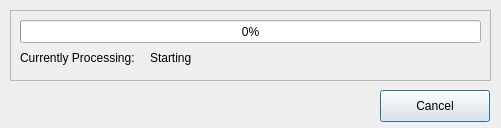
Old version of the form Application/qProgress.ui in the repository Sprunth/RGG.
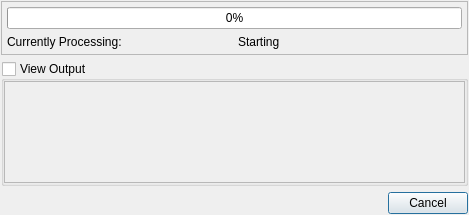
New version of the form.

Patch:
```diff
--- a/Application/qProgress.ui
+++ b/Application/qProgress.ui
@@ -6,81 +6,102 @@
    <rect>
     <x>0</x>
     <y>0</y>
-    <width>501</width>
-    <height>128</height>
+    <width>469</width>
+    <height>215</height>
    </rect>
   </property>
   <property name="windowTitle">
    <string>Dialog</string>
   </property>
+  <layout class="QVBoxLayout" name="verticalLayout">
+   <property name="margin">
+    <number>1</number>
+   </property>
+   <item>
   <widget class="QFrame" name="frame">
-   <property name="geometry">
-    <rect>
-     <x>10</x>
-     <y>10</y>
-     <width>481</width>
-     <height>71</height>
-    </rect>
-   </property>
    <property name="frameShape">
     <enum>QFrame::StyledPanel</enum>
    </property>
    <property name="frameShadow">
     <enum>QFrame::Raised</enum>
    </property>
+     <layout class="QGridLayout" name="gridLayout">
+      <property name="margin">
+       <number>5</number>
+      </property>
+      <item row="0" column="0" colspan="2">
    <widget class="QProgressBar" name="status">
-    <property name="geometry">
-     <rect>
-      <x>10</x>
-      <y>10</y>
-      <width>461</width>
-      <height>23</height>
-     </rect>
-    </property>
     <property name="value">
      <number>0</number>
     </property>
    </widget>
+      </item>
+      <item row="1" column="0">
    <widget class="QLabel" name="label">
-    <property name="geometry">
-     <rect>
-      <x>10</x>
-      <y>40</y>
-      <width>131</width>
-      <height>16</height>
-     </rect>
-    </property>
     <property name="text">
      <string>Currently Processing:</string>
     </property>
    </widget>
+      </item>
+      <item row="1" column="1">
    <widget class="QLabel" name="command">
-    <property name="geometry">
-     <rect>
-      <x>140</x>
-      <y>40</y>
-      <width>331</width>
-      <height>16</height>
-     </rect>
-    </property>
     <property name="text">
      <string>Starting</string>
     </property>
    </widget>
-  </widget>
+      </item>
+     </layout>
+    </widget>
+   </item>
+   <item>
+    <widget class="QGroupBox" name="OutputPromp">
+     <property name="title">
+      <string>View Output</string>
+     </property>
+     <property name="flat">
+      <bool>false</bool>
+     </property>
+     <property name="checkable">
+      <bool>true</bool>
+     </property>
+     <property name="checked">
+      <bool>false</bool>
+     </property>
+     <layout class="QGridLayout" name="gridLayout_2">
+      <property name="margin">
+       <number>0</number>
+      </property>
+      <item row="0" column="0">
+       <widget class="QPlainTextEdit" name="OutputArea"/>
+      </item>
+     </layout>
+    </widget>
+   </item>
+   <item>
+    <layout class="QHBoxLayout" name="horizontalLayout">
+     <item>
+      <spacer name="horizontalSpacer">
+       <property name="orientation">
+        <enum>Qt::Horizontal</enum>
+       </property>
+       <property name="sizeHint" stdset="0">
+        <size>
+         <width>40</width>
+         <height>10</height>
+        </size>
+       </property>
+      </spacer>
+     </item>
+     <item>
   <widget class="QPushButton" name="cancel">
-   <property name="geometry">
-    <rect>
-     <x>380</x>
-     <y>90</y>
-     <width>110</width>
-     <height>32</height>
-    </rect>
-   </property>
    <property name="text">
     <string>Cancel</string>
    </property>
   </widget>
+     </item>
+    </layout>
+   </item>
+  </layout>
  </widget>
  <resources/>
  <connections/>
```
Lines whose indentation alone changed are shown as unchanged.
